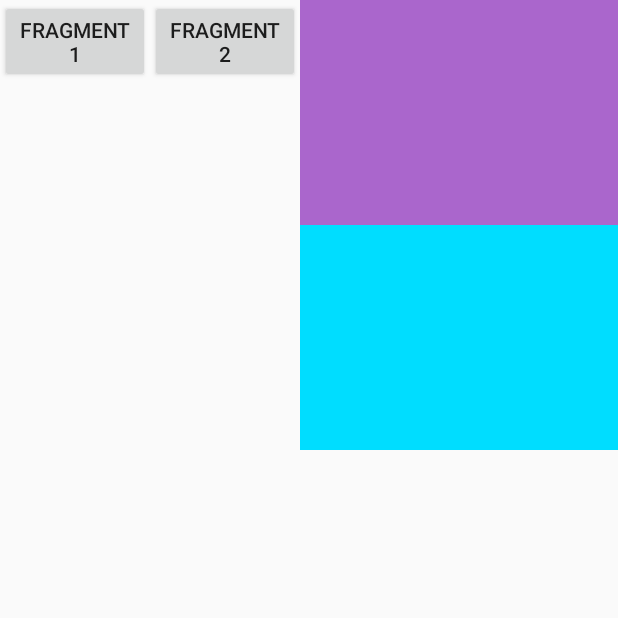
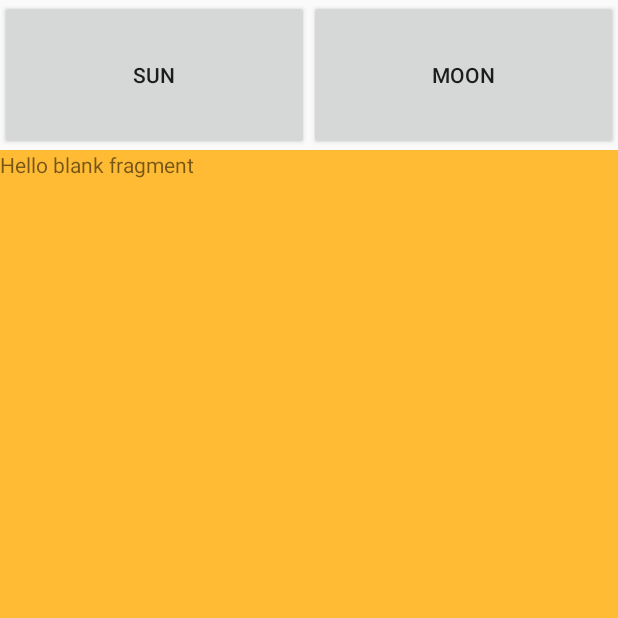
Before and after one commit to mkarpacka/AstroApp, an Android app: the screen it shows after launch (MainActivity), on a phone screen of 412 x 824 dp, the top half of it. Run offline under Robolectric (Android 15) with nearby library versions, the phone set to English and light mode, and no system bars.

Commit message:
layout improvement

```diff
--- a/app/src/main/java/com/example/astroapp/MainActivity.java
+++ b/app/src/main/java/com/example/astroapp/MainActivity.java
@@ -17,7 +17,7 @@ public class MainActivity extends FragmentActivity implements FragmentChangeList
     private Fragment moonFragment;
     private Button button;
     private Button button2;
-    final FragmentTransaction ft = this.fm.beginTransaction();
+//    final FragmentTransaction ft = this.fm.beginTransaction();
 
     @Override
     protected void onCreate(Bundle savedInstanceState) {
@@ -31,7 +31,7 @@ public class MainActivity extends FragmentActivity implements FragmentChangeList
         button = (Button) findViewById(R.id.fragment_sun_button);
         button2 = (Button) findViewById(R.id.fragment_moon_button);
 
-
+        replaceFragment(sunFragment);
 
         button.setOnClickListener(new View.OnClickListener() {
             @Override
@@ -59,9 +59,8 @@ public class MainActivity extends FragmentActivity implements FragmentChangeList
     @Override
     public void replaceFragment(Fragment fragment) {
         FragmentManager fragmentManager = getSupportFragmentManager();
-        ;
         FragmentTransaction fragmentTransaction = fragmentManager.beginTransaction();
-        fragmentTransaction.replace(R.id.fragment_container2, fragment);
+        fragmentTransaction.replace(R.id.fragment_container, fragment);
 //        fragmentTransaction.addToBackStack(fragment.toString());
         fragmentTransaction.commit();
     }
--- a/app/src/main/res/layout/activity_main.xml
+++ b/app/src/main/res/layout/activity_main.xml
@@ -4,46 +4,75 @@
     xmlns:tools="http://schemas.android.com/tools"
     android:layout_width="match_parent"
     android:layout_height="match_parent"
+    android:orientation="vertical"
     tools:context=".MainActivity">
+<GridLayout
+    android:layout_width="match_parent"
+    android:layout_height="100dp"
+    android:columnCount="2"
+    android:rowCount="3">
 
     <Button
         android:id="@+id/fragment_sun_button"
-        android:layout_width="100dp"
-        android:layout_height="wrap_content"
-        android:text="fragment1"
+        android:text="SUN"
+        android:layout_rowWeight="1"
+        android:layout_columnWeight="1"
         tools:ignore="MissingConstraints" />
 
     <Button
         android:id="@+id/fragment_moon_button"
-        android:layout_width="100dp"
-        android:layout_height="wrap_content"
-        android:text="fragment2"
+        android:text="MOON"
+        android:layout_rowWeight="1"
+        android:layout_columnWeight="1"
         tools:ignore="MissingConstraints" />
 
-    <LinearLayout
-        android:layout_width="300dp"
-        android:layout_height="300dp"
-        android:orientation="vertical">
+</GridLayout>
 
-        <FrameLayout
-            android:id="@+id/fragment_container"
-            android:layout_width="match_parent"
-            android:layout_height="match_parent"
-            android:background="@android:color/holo_purple"
-            android:layout_weight="5">
+    <GridLayout
+        android:layout_width="match_parent"
+        android:layout_height="match_parent"
+        android:columnCount="1"
+        android:rowCount="1">
 
-        </FrameLayout>
 
-        <FrameLayout
-            android:id="@+id/fragment_container2"
-            android:layout_width="match_parent"
-            android:layout_height="match_parent"
-            android:background="@android:color/holo_blue_bright"
-            android:layout_weight="5">
 
-        </FrameLayout>
+    <FrameLayout
+        android:id="@+id/fragment_container"
+        android:text="MOON"
+        android:layout_rowWeight="1"
+        android:layout_columnWeight="1"
+        android:layout_gravity="fill"
+        tools:ignore="MissingConstraints" />
 
-    </LinearLayout>
+    </GridLayout>
+    <!--<LinearLayout-->
+    <!--android:layout_width="match_parent"-->
+    <!--android:layout_height="match_parent"-->
+    <!--android:layout_rowWeight="1"-->
+    <!--android:layout_columnWeight="1"-->
+    <!--&gt;-->
+
+    <!--<FrameLayout-->
+    <!--android:id="@+id/fragment_container"-->
+    <!--android:layout_width="match_parent"-->
+    <!--android:layout_height="wrap_content"-->
+    <!--android:layout_rowWeight="1"-->
+    <!--android:layout_columnWeight="1"-->
+    <!--android:layout_gravity="fill">-->
+
+    <!--</FrameLayout>-->
+
+    <!--<FrameLayout-->
+    <!--android:id="@+id/fragment_container2"-->
+    <!--android:layout_width="match_parent"-->
+    <!--android:layout_height="0dp"-->
+    <!--android:background="@android:color/holo_blue_bright"-->
+    <!--android:layout_weight="5">-->
+
+    <!--</FrameLayout>-->
+
+    <!--</LinearLayout>-->
+
 
 
 
```
